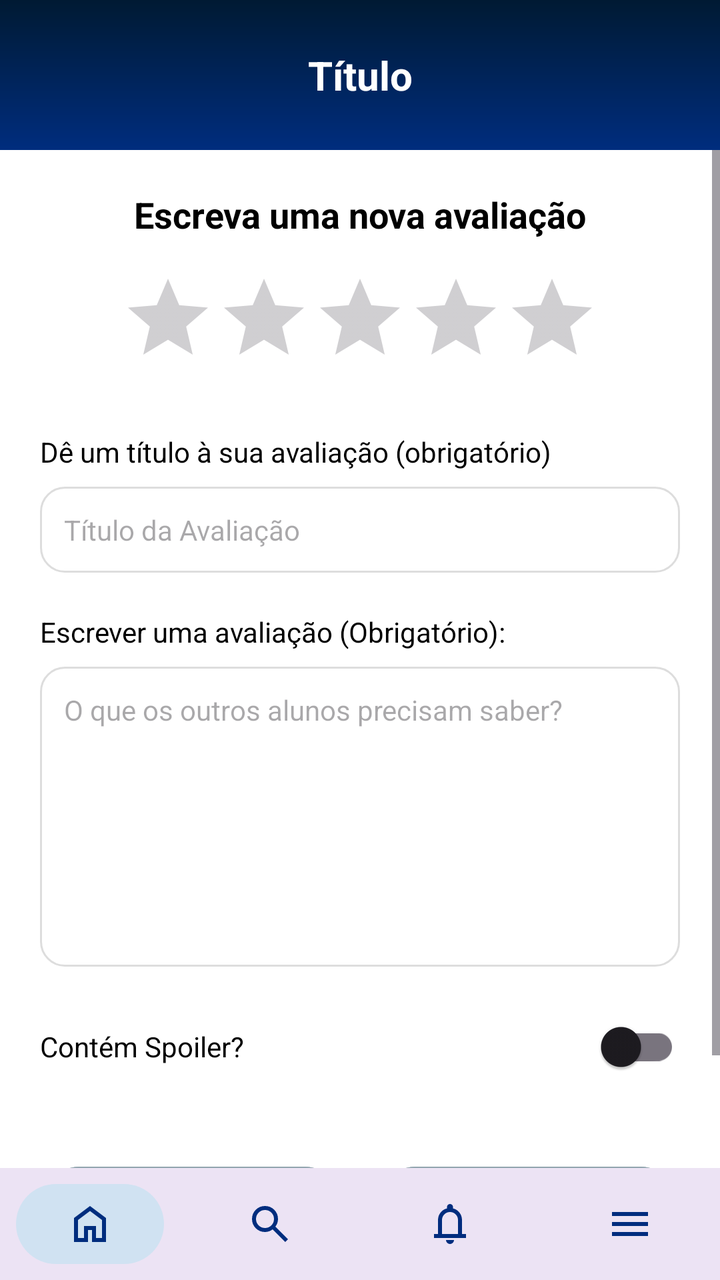
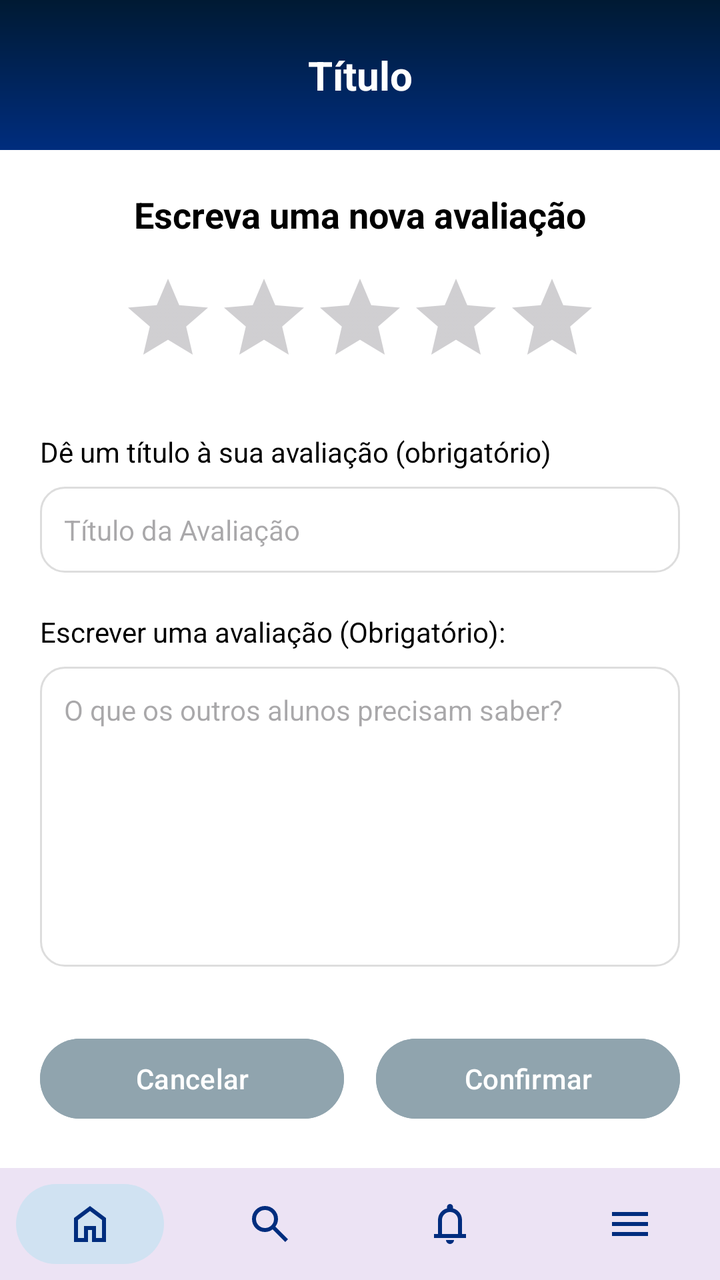

The first picture is an Android layout as it rendered before a commit; the second is the same layout after the commit. The layout source and the unified diff follow.
<!-- AndroidManifest.xml: application theme Theme.Bibliotecaapp -->
<!-- res/layout/tela_avaliar.xml -->
<?xml version="1.0" encoding="utf-8"?>
<LinearLayout xmlns:android="http://schemas.android.com/apk/res/android"
    xmlns:app="http://schemas.android.com/apk/res-auto"
    xmlns:tools="http://schemas.android.com/tools"
    android:id="@+id/main"
    android:layout_width="match_parent"
    android:layout_height="match_parent"
    android:background="#FFFFFF"
    android:orientation="vertical">

    
    <include
        android:id="@+id/header"
        layout="@layout/header_layout" />

    
    <ScrollView
        android:layout_width="match_parent"
        android:layout_height="0dp"
        android:layout_weight="1"
        android:fillViewport="true">

        <LinearLayout
            android:layout_width="match_parent"
            android:layout_height="wrap_content"
            android:orientation="vertical"
            android:padding="20dp">

            <TextView
                android:layout_width="match_parent"
                android:layout_height="wrap_content"
                android:gravity="center"
                android:text="Escreva uma nova avaliação"
                android:textColor="@color/black"
                android:textSize="18sp"
                android:textStyle="bold" />

            
            <RatingBar
                android:id="@+id/ratingBarAvaliacao"
                android:layout_width="wrap_content"
                android:layout_height="wrap_content"
                android:layout_gravity="center"
                android:layout_marginTop="16dp"
                android:numStars="5"
                android:stepSize="1.0"
                android:progressTint="#FFD700" />

            
            <TextView
                android:layout_width="match_parent"
                android:layout_height="wrap_content"
                android:layout_marginTop="24dp"
                android:text="Dê um título à sua avaliação (obrigatório)"
                android:textColor="@color/black"
                android:textSize="14sp" />

            <EditText
                android:id="@+id/edtTituloAvaliacao"
                android:layout_width="match_parent"
                android:layout_height="wrap_content"
                android:layout_marginTop="8dp"
                android:background="@drawable/bg_comentario"
                android:hint="Título da Avaliação"
                android:padding="12dp"
                android:textSize="14sp" />

            
            <TextView
                android:layout_width="match_parent"
                android:layout_height="wrap_content"
                android:layout_marginTop="20dp"
                android:text="Escrever uma avaliação (Obrigatório):"
                android:textColor="@color/black"
                android:textSize="14sp" />

            <EditText
                android:id="@+id/edtComentarioAvaliacao"
                android:layout_width="match_parent"
                android:layout_height="150dp"
                android:layout_marginTop="8dp"
                android:background="@drawable/bg_comentario"
                android:gravity="top"
                android:hint="O que os outros alunos precisam saber?"
                android:padding="12dp"
                android:textSize="14sp" />

            
            <LinearLayout
                android:layout_width="match_parent"
                android:layout_height="wrap_content"
                android:layout_marginTop="16dp"
                android:gravity="center_vertical"
                android:orientation="horizontal">

                <TextView
                    android:layout_width="0dp"
                    android:layout_height="wrap_content"
                    android:layout_weight="1"
                    android:text="Contém Spoiler?"
                    android:textColor="@color/black"
                    android:textSize="14sp" />

                <com.google.android.material.switchmaterial.SwitchMaterial
                    android:id="@+id/switchSpoiler"
                    android:layout_width="wrap_content"
                    android:layout_height="wrap_content"
                    android:checked="false" />

            </LinearLayout>

            
            <LinearLayout
                android:layout_width="match_parent"
                android:layout_height="wrap_content"
                android:layout_marginTop="32dp"
                android:orientation="horizontal">

                <Button
                    android:id="@+id/btnCancelar"
                    android:layout_width="0dp"
                    android:layout_height="wrap_content"
                    android:layout_marginEnd="8dp"
                    android:layout_weight="1"
                    android:backgroundTint="@color/padrao_app"
                    android:text="Cancelar"
                    android:textAllCaps="false"
                    android:textColor="@color/white" />

                <Button
                    android:id="@+id/btnConfirmar"
                    android:layout_width="0dp"
                    android:layout_height="wrap_content"
                    android:layout_marginStart="8dp"
                    android:layout_weight="1"
                    android:backgroundTint="@color/padrao_app"
                    android:text="Confirmar"
                    android:textAllCaps="false"
                    android:textColor="@color/white" />

            </LinearLayout>

        </LinearLayout>
    </ScrollView>

    
    <include layout="@layout/navbar_layout" />

</LinearLayout>
<!-- res/layout/header_layout.xml (included above) -->
<androidx.constraintlayout.widget.ConstraintLayout
    xmlns:android="http://schemas.android.com/apk/res/android"
    xmlns:app="http://schemas.android.com/apk/res-auto"
    android:layout_width="match_parent"
    android:layout_height="wrap_content"
    android:background="@drawable/background_header"
    android:paddingTop="24dp"
    android:paddingBottom="24dp">

    
    <ImageView
        android:id="@+id/btnBack"
        android:layout_width="24dp"
        android:layout_height="24dp"
        android:layout_marginStart="16dp"
        android:src="@drawable/ic_leftarrow"
        app:tint="#FFFFFF"
        android:visibility="gone"
        app:layout_constraintStart_toStartOf="parent"
        app:layout_constraintTop_toTopOf="parent"
        app:layout_constraintBottom_toBottomOf="parent"/>

    
    <TextView
        android:id="@+id/txtTitulo"
        android:layout_width="0dp"
        android:layout_height="wrap_content"
        android:text="Título"
        android:textColor="#FFFFFF"
        android:textSize="20sp"
        android:textStyle="bold"
        android:gravity="center"

        app:layout_constraintStart_toStartOf="parent"
        app:layout_constraintEnd_toEndOf="parent"
        app:layout_constraintTop_toTopOf="parent"
        app:layout_constraintBottom_toBottomOf="parent"/>

</androidx.constraintlayout.widget.ConstraintLayout>
<!-- res/layout/navbar_layout.xml (included above) -->
<?xml version="1.0" encoding="utf-8"?>
<com.google.android.material.bottomnavigation.BottomNavigationView
    xmlns:android="http://schemas.android.com/apk/res/android"
    xmlns:app="http://schemas.android.com/apk/res-auto"

    android:id="@+id/bottomNav"
    style="@style/NavBar"
    android:layout_width="match_parent"
    android:layout_height="wrap_content"

    app:menu="@menu/bottom_menu"/>
<!-- resources referenced by this layout -->
<resources>
  <color name="black">#FF000000</color>
  <color name="padrao_app">#90A4AE</color>
  <color name="white">#FFFFFFFF</color>
  <!-- drawable background_header (drawable) -->
  <?xml version="1.0" encoding="utf-8"?>
  <shape xmlns:android="http://schemas.android.com/apk/res/android">
  
      <gradient
          android:type="linear"
          android:angle="270"
          android:startColor="#001A33"
          android:endColor="#002D7E" />
  
      <corners android:radius="0dp" />
  
  </shape>
  <!-- drawable bg_comentario (drawable) -->
  <shape xmlns:android="http://schemas.android.com/apk/res/android">
      <solid android:color="#FFFFFF"/>
      <corners android:radius="12dp"/>
      <stroke android:width="1dp" android:color="#DDD"/>
  </shape>
  <!-- drawable ic_leftarrow (drawable) -->
  <vector xmlns:android="http://schemas.android.com/apk/res/android"
      android:width="24dp"
      android:height="24dp"
      android:viewportWidth="960"
      android:viewportHeight="960">
    <path
        android:pathData="M560,720 L320,480l240,-240 56,56 -184,184 184,184 -56,56Z"
        android:fillColor="#FFFFFF"/>
  </vector>
  <style name="NavBar" parent="Widget.MaterialComponents.BottomNavigationView">
          <item name="itemBackground">@drawable/nav_item_background</item>
          <item name="itemRippleColor">@android:color/transparent</item>
          <item name="itemIconTint">#002D7E</item>
          <item name="itemTextColor">@null</item>
          <item name="labelVisibilityMode">unlabeled</item>
      </style>
  <style name="Theme.Bibliotecaapp" parent="Base.Theme.Bibliotecaapp" />
  <!-- drawable nav_item_background (drawable) -->
  <?xml version="1.0" encoding="utf-8"?>
  <selector xmlns:android="http://schemas.android.com/apk/res/android">
  
      
      <item android:state_checked="true">
          <inset
              android:insetLeft="8dp"
              android:insetRight="8dp"
              android:insetTop="8dp"
              android:insetBottom="8dp">
  
              <shape android:shape="rectangle">
                  <solid android:color="#D0E2F2"/>
                  <corners android:radius="100dp"/>
              </shape>
  
          </inset>
      </item>
  
      
      <item>
          <color android:color="@android:color/transparent"/>
      </item>
  
  </selector>
  <style name="Base.Theme.Bibliotecaapp" parent="Theme.Material3.DayNight.NoActionBar">
          
          
      </style>
</resources>

<!-- the commit's change to res/layout/tela_avaliar.xml (unified diff, before → after) -->
@@ -89,30 +89,6 @@
             <LinearLayout
                 android:layout_width="match_parent"
                 android:layout_height="wrap_content"
-                android:layout_marginTop="16dp"
-                android:gravity="center_vertical"
-                android:orientation="horizontal">
-
-                <TextView
-                    android:layout_width="0dp"
-                    android:layout_height="wrap_content"
-                    android:layout_weight="1"
-                    android:text="Contém Spoiler?"
-                    android:textColor="@color/black"
-                    android:textSize="14sp" />
-
-                <com.google.android.material.switchmaterial.SwitchMaterial
-                    android:id="@+id/switchSpoiler"
-                    android:layout_width="wrap_content"
-                    android:layout_height="wrap_content"
-                    android:checked="false" />
-
-            </LinearLayout>
-
-            
-            <LinearLayout
-                android:layout_width="match_parent"
-                android:layout_height="wrap_content"
                 android:layout_marginTop="32dp"
                 android:orientation="horizontal">
 
